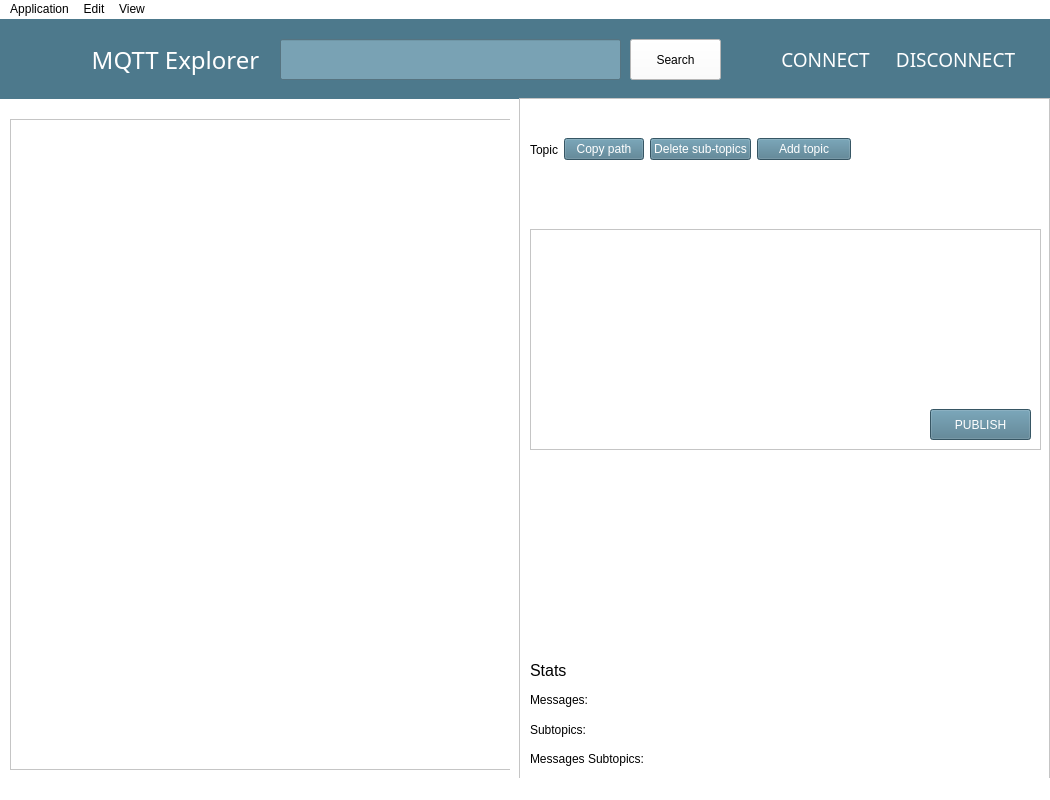
Before: the Qt Designer form src/gui/mainwindow.ui in Sekky61/MQTT-monitor, drawn with Qt 5.
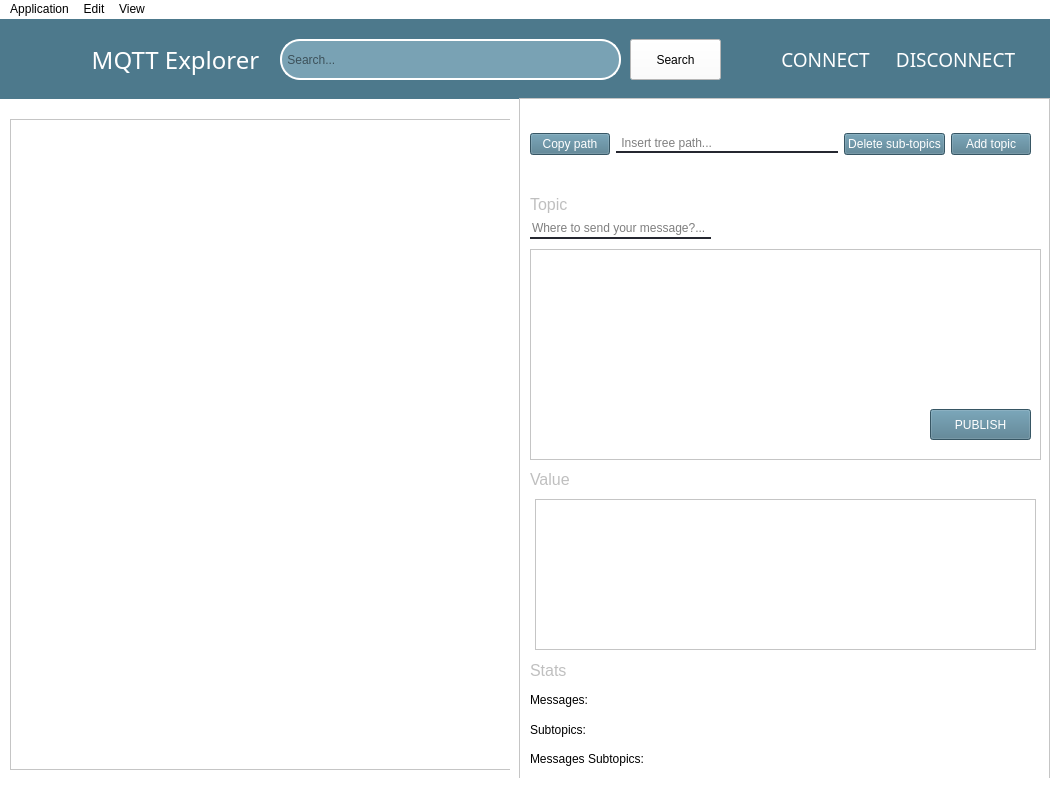
After: the same form once the commit is applied.

Commit message: value, add topic

```diff
--- a/src/gui/mainwindow.ui
+++ b/src/gui/mainwindow.ui
@@ -82,7 +82,11 @@
       </rect>
      </property>
      <property name="styleSheet">
-      <string notr="true">background-color: rgb(121, 162, 180);</string>
+      <string notr="true">QLineEdit{
+background-color: rgb(121, 162, 180);
+border: 2px solid rgb(255,255,255);
+border-radius: 20px;
+}</string>
      </property>
      <property name="inputMask">
       <string/>
@@ -94,7 +98,10 @@
       <bool>false</bool>
      </property>
      <property name="placeholderText">
-      <string/>
+      <string> Search...</string>
+     </property>
+     <property name="clearButtonEnabled">
+      <bool>true</bool>
      </property>
     </widget>
     <widget class="QPushButton" name="searchButton">
@@ -228,13 +235,89 @@
        <height>709</height>
       </rect>
      </property>
+     <widget class="QWidget" name="layoutWidget_main">
+      <property name="geometry">
+       <rect>
+        <x>10</x>
+        <y>10</y>
+        <width>501</width>
+        <height>71</height>
+       </rect>
+      </property>
+      <layout class="QHBoxLayout" name="horizontalLayout_2">
+       <item>
+        <widget class="QPushButton" name="copy_topic_2">
+         <property name="autoFillBackground">
+          <bool>false</bool>
+         </property>
+         <property name="styleSheet">
+          <string notr="true">color: rgb(255, 255, 255);
+background-color: rgb(77, 121, 140);</string>
+         </property>
+         <property name="text">
+          <string>Copy path</string>
+         </property>
+         <property name="flat">
+          <bool>false</bool>
+         </property>
+        </widget>
+       </item>
+       <item>
+        <widget class="QLineEdit" name="topic_search">
+         <property name="styleSheet">
+          <string notr="true">QLineEdit{
+border: 2px solid rgb(37,39,48);
+border-left:none;
+border-right:none;
+border-top:none;
+border-radius: 20px;
+}</string>
+         </property>
+         <property name="placeholderText">
+          <string> Insert tree path...</string>
+         </property>
+         <property name="clearButtonEnabled">
+          <bool>true</bool>
+         </property>
+        </widget>
+       </item>
+       <item>
+        <widget class="QPushButton" name="delete_topic_2">
+         <property name="autoFillBackground">
+          <bool>false</bool>
+         </property>
+         <property name="styleSheet">
+          <string notr="true">color: rgb(255, 255, 255);
+background-color: rgb(77, 121, 140);</string>
+         </property>
+         <property name="text">
+          <string>Delete sub-topics</string>
+         </property>
+         <property name="flat">
+          <bool>false</bool>
+         </property>
+        </widget>
+       </item>
+       <item>
+        <widget class="QPushButton" name="add_topic">
+         <property name="styleSheet">
+          <string notr="true">color: rgb(255, 255, 255);
+background-color: rgb(77, 121, 140);</string>
+         </property>
+         <property name="text">
+          <string>Add topic</string>
+         </property>
+        </widget>
+       </item>
+      </layout>
+     </widget>
      <widget class="QTextEdit" name="textEdit">
       <property name="geometry">
        <rect>
         <x>10</x>
-        <y>130</y>
+        <y>150</y>
         <width>511</width>
-        <height>221</height>
+        <height>211</height>
        </rect>
       </property>
      </widget>
@@ -255,6 +338,9 @@
            <pointsize>12</pointsize>
           </font>
          </property>
+         <property name="styleSheet">
+          <string notr="true">color:rgb(191, 191, 191);</string>
+         </property>
          <property name="text">
           <string>Stats</string>
          </property>
@@ -300,82 +386,85 @@
        <string>PUBLISH</string>
       </property>
      </widget>
-     <widget class="QWidget" name="">
+     <widget class="QLineEdit" name="path_message">
       <property name="geometry">
        <rect>
         <x>10</x>
-        <y>10</y>
-        <width>321</width>
-        <height>81</height>
+        <y>120</y>
+        <width>181</width>
+        <height>20</height>
        </rect>
       </property>
-      <layout class="QHBoxLayout" name="horizontalLayout">
-       <item>
-        <layout class="QHBoxLayout" name="horizontalLayout_2">
-         <item>
-          <widget class="QLabel" name="topic_label_2">
-           <property name="autoFillBackground">
-            <bool>false</bool>
-           </property>
-           <property name="styleSheet">
-            <string notr="true">font: 12pt &quot;MS Shell Dlg 2&quot;;</string>
-           </property>
-           <property name="text">
-            <string>Topic</string>
-           </property>
-           <property name="alignment">
-            <set>Qt::AlignLeading|Qt::AlignLeft|Qt::AlignVCenter</set>
-           </property>
-          </widget>
-         </item>
-         <item>
-          <widget class="QPushButton" name="copy_topic_2">
-           <property name="autoFillBackground">
-            <bool>false</bool>
-           </property>
-           <property name="styleSheet">
-            <string notr="true">color: rgb(255, 255, 255);
-background-color: rgb(77, 121, 140);</string>
-           </property>
-           <property name="text">
-            <string>Copy path</string>
-           </property>
-           <property name="flat">
-            <bool>false</bool>
-           </property>
-          </widget>
-         </item>
-         <item>
-          <widget class="QPushButton" name="delete_topic_2">
-           <property name="autoFillBackground">
-            <bool>false</bool>
-           </property>
-           <property name="styleSheet">
-            <string notr="true">color: rgb(255, 255, 255);
-background-color: rgb(77, 121, 140);</string>
-           </property>
-           <property name="text">
-            <string>Delete sub-topics</string>
-           </property>
-           <property name="flat">
-            <bool>false</bool>
-           </property>
-          </widget>
-         </item>
-        </layout>
-       </item>
-       <item>
-        <widget class="QPushButton" name="newtopic_button">
-         <property name="styleSheet">
-          <string notr="true">color: rgb(255, 255, 255);
-background-color: rgb(77, 121, 140);</string>
-         </property>
-         <property name="text">
-          <string>Add topic</string>
-         </property>
-        </widget>
-       </item>
-      </layout>
+      <property name="autoFillBackground">
+       <bool>false</bool>
+      </property>
+      <property name="styleSheet">
+       <string notr="true">QLineEdit{
+border: 2px solid rgb(37,39,48);
+border-left:none;
+border-right:none;
+border-top:none;
+border-radius: 20px;
+}</string>
+      </property>
+      <property name="placeholderText">
+       <string>Where to send your message?...</string>
+      </property>
+      <property name="clearButtonEnabled">
+       <bool>true</bool>
+      </property>
+     </widget>
+     <widget class="QLabel" name="Message_label">
+      <property name="geometry">
+       <rect>
+        <x>10</x>
+        <y>95</y>
+        <width>61</width>
+        <height>21</height>
+       </rect>
+      </property>
+      <property name="font">
+       <font>
+        <pointsize>12</pointsize>
+       </font>
+      </property>
+      <property name="styleSheet">
+       <string notr="true">color:rgb(191, 191, 191);</string>
+      </property>
+      <property name="text">
+       <string>Topic</string>
+      </property>
+     </widget>
+     <widget class="QLabel" name="value_label">
+      <property name="geometry">
+       <rect>
+        <x>10</x>
+        <y>370</y>
+        <width>71</width>
+        <height>21</height>
+       </rect>
+      </property>
+      <property name="font">
+       <font>
+        <pointsize>12</pointsize>
+       </font>
+      </property>
+      <property name="styleSheet">
+       <string notr="true">color:rgb(191, 191, 191);</string>
+      </property>
+      <property name="text">
+       <string>Value</string>
+      </property>
+     </widget>
+     <widget class="QGraphicsView" name="graphicsView">
+      <property name="geometry">
+       <rect>
+        <x>15</x>
+        <y>400</y>
+        <width>501</width>
+        <height>151</height>
+       </rect>
+      </property>
      </widget>
     </widget>
    </widget>
```
The commit also changes 22 other files.
